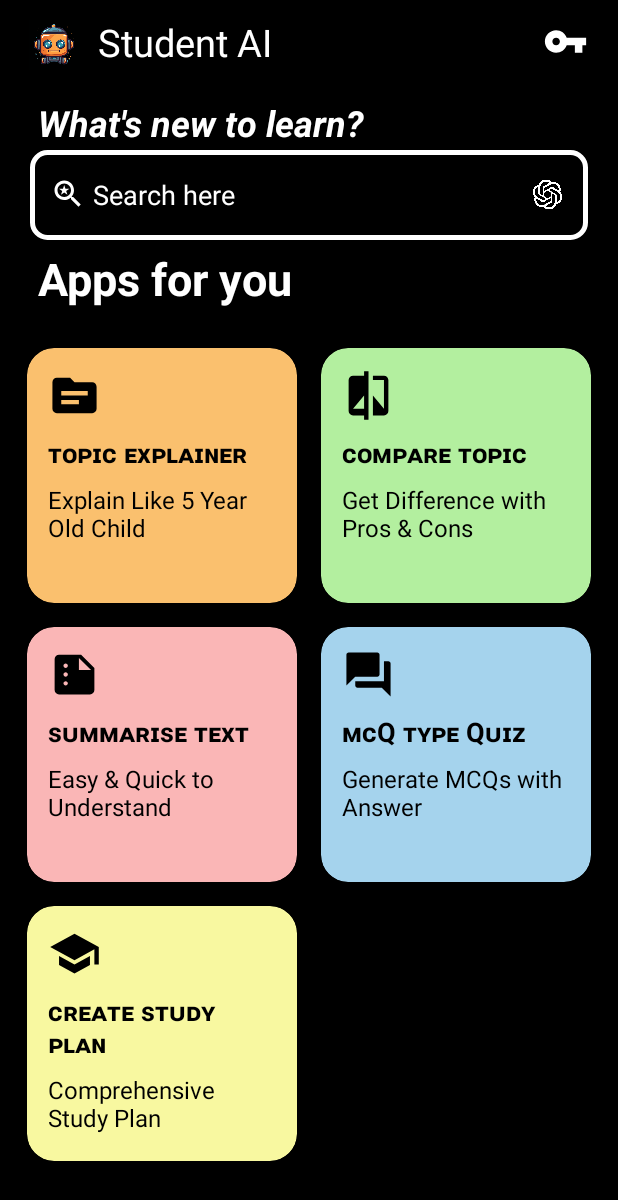
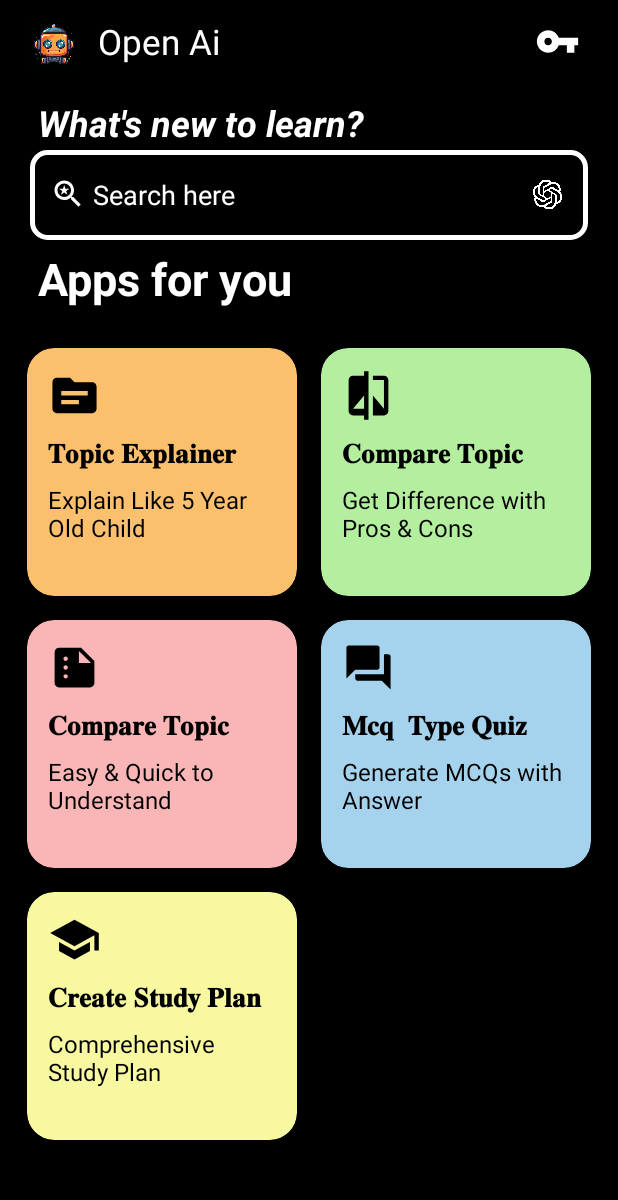
Before and after one commit to smit2124/OpenAi, an Android app: the screen it shows after launch (MainActivity), on a phone screen of 412 x 824 dp. Shown: the top 1200 px of the screen. Run offline under Robolectric (Android 15) with nearby library versions, the phone set to English and light mode, and no system bars.

Commit message:
minor bug fixes

```diff
--- a/app/src/main/java/com/example/openai/MainActivity.java
+++ b/app/src/main/java/com/example/openai/MainActivity.java
@@ -21,6 +21,7 @@
 import android.os.VibrationEffect;
 import android.os.Vibrator;
 import android.text.TextUtils;
+import android.view.ContextThemeWrapper;
 import android.view.LayoutInflater;
 import android.view.MotionEvent;
 import android.view.View;
@@ -33,6 +34,7 @@
 import android.widget.GridView;
 import android.widget.ImageView;
 import android.widget.Switch;
+import android.widget.TextView;
 
 import com.google.gson.Gson;
 import com.google.gson.reflect.TypeToken;
@@ -43,14 +45,13 @@
 public class MainActivity extends AppCompatActivity {
 
     EditText search1;
-    ImageView searchbtn, setting;
+    ImageView searchbtn, key, info;
     private Animation animation;
 
 
     private List<CardData> mCardDataList;
 
     private GridView mgridView;
-
 
 
     @Override
@@ -71,24 +72,21 @@
         animation = AnimationUtils.loadAnimation(this, R.anim.scale_animation);
 
 
-        setting = findViewById(R.id.setting);
+        key = findViewById(R.id.key);
+
 
         mCardDataList = new ArrayList<>();
-        mCardDataList.add(new CardData("topic-explainer", R.drawable.topic, "#FAC06e", "ᴛᴏᴘɪᴄ ᴇxᴘʟᴀɪɴᴇʀ", "Explain Like 5 Year Old Child"));
-        mCardDataList.add(new CardData("compare-topics", R.drawable.compare, "#B3EF9F", "ᴄᴏᴍᴘᴀʀᴇ ᴛᴏᴘɪᴄ", "Get Difference with Pros & Cons"));
-        mCardDataList.add(new CardData("summarise-text", R.drawable.summarize, "#FAB6B6", "ꜱᴜᴍᴍᴀʀɪꜱᴇ ᴛᴇxᴛ", "Easy & Quick to Understand"));
-        mCardDataList.add(new CardData("mcq-type-quiz", R.drawable.mcq, "#A5D3ED", "ᴍᴄQ ᴛʏᴘᴇ Qᴜɪᴢ", "Generate MCQs with Answer"));
-        mCardDataList.add(new CardData("comprehensive-study-plan", R.drawable.study, "#F8F8A0", "ᴄʀᴇᴀᴛᴇ ꜱᴛᴜᴅʏ ᴘʟᴀɴ", "Comprehensive Study Plan"));
+        mCardDataList.add(new CardData("topic-explainer", R.drawable.topic, "#FAC06e", "\uD835\uDC13\uD835\uDC28\uD835\uDC29\uD835\uDC22\uD835\uDC1C \uD835\uDC04\uD835\uDC31\uD835\uDC29\uD835\uDC25\uD835\uDC1A\uD835\uDC22\uD835\uDC27\uD835\uDC1E\uD835\uDC2B", "Explain Like 5 Year Old Child"));
+        mCardDataList.add(new CardData("compare-topics", R.drawable.compare, "#B3EF9F", "\uD835\uDC02\uD835\uDC28\uD835\uDC26\uD835\uDC29\uD835\uDC1A\uD835\uDC2B\uD835\uDC1E \uD835\uDC13\uD835\uDC28\uD835\uDC29\uD835\uDC22\uD835\uDC1C", "Get Difference with Pros & Cons"));
+        mCardDataList.add(new CardData("summarise-text", R.drawable.summarize, "#FAB6B6", "\uD835\uDC02\uD835\uDC28\uD835\uDC26\uD835\uDC29\uD835\uDC1A\uD835\uDC2B\uD835\uDC1E \uD835\uDC13\uD835\uDC28\uD835\uDC29\uD835\uDC22\uD835\uDC1C", "Easy & Quick to Understand"));
+        mCardDataList.add(new CardData("mcq-type-quiz", R.drawable.mcq, "#A5D3ED", "\uD835\uDC0C\uD835\uDC1C\uD835\uDC2A  \uD835\uDC13\uD835\uDC32\uD835\uDC29\uD835\uDC1E \uD835\uDC10\uD835\uDC2E\uD835\uDC22\uD835\uDC33", "Generate MCQs with Answer"));
+        mCardDataList.add(new CardData("comprehensive-study-plan", R.drawable.study, "#F8F8A0", "\uD835\uDC02\uD835\uDC2B\uD835\uDC1E\uD835\uDC1A\uD835\uDC2D\uD835\uDC1E \uD835\uDC12\uD835\uDC2D\uD835\uDC2E\uD835\uDC1D\uD835\uDC32 \uD835\uDC0F\uD835\uDC25\uD835\uDC1A\uD835\uDC27", "Comprehensive Study Plan"));
 
 
-
-
-        mgridView=findViewById(R.id.grid_view);
-        CardAdapter cardAdapter= new CardAdapter(this,mCardDataList);
+        mgridView = findViewById(R.id.grid_view);
+        CardAdapter cardAdapter = new CardAdapter(this, mCardDataList);
         mgridView.setNumColumns(2);
         mgridView.setAdapter(cardAdapter);
-
-
 
 
         searchbtn.setOnClickListener(new View.OnClickListener() {
@@ -96,7 +94,6 @@
             public void onClick(View v) {
 
                 searchbtn.startAnimation(animation);
-                //  animateRotation();
 
                 String text = search1.getText().toString().trim();
                 String usersearch = search1.getText().toString();
@@ -105,11 +102,12 @@
                     if (Build.VERSION.SDK_INT >= Build.VERSION_CODES.O) {
                         vibrator.vibrate(VibrationEffect.createOneShot(100, VibrationEffect.DEFAULT_AMPLITUDE));
 
-                if (search1.getText().toString().length()==0) {
+                        if (search1.getText().toString().length() == 0) {
                             search1.setError("kuch information to dede yar..");
 
 
                         } else {
+//                            new CallApi().callAPI(usersearch);
                             Intent i = new Intent(MainActivity.this, search.class);
 
                             i.putExtra("search", usersearch);
@@ -124,15 +122,13 @@
             }
         });
 
-       // searchbtn.setSoundEffectsEnabled(true);
 
-        setting.setOnClickListener(new View.OnClickListener() {
+        key.setOnClickListener(new View.OnClickListener() {
             @Override
             public void onClick(View v) {
                 alert();
             }
         });
-
 
     }
 
@@ -149,6 +145,8 @@
         EditText inputText = dialogView.findViewById(R.id.input_text);
 
         inputText.setText(global.getGlobalVariable());
+
+        inputText.getText().clear();
 
         builder.setPositiveButton("OK", new DialogInterface.OnClickListener() {
             @Override
@@ -168,14 +166,5 @@
         dialog.show();
 
 
-
     }
-//    private void animateRotation() {
-//        // Load the animation from XML
-//        AnimatorSet animatorSet = (AnimatorSet) AnimatorInflater.loadAnimator(this, R.animator.rotate_animation);
-//        animatorSet.setTarget(searchbtn);
-//        animatorSet.start();
-//    }
-//
-
 }
--- /dev/null
+++ b/app/src/main/res/drawable/info.xml
@@ -0,0 +1,5 @@
+<vector android:height="24dp" android:tint="#FFFFFF"
+    android:viewportHeight="24" android:viewportWidth="24"
+    android:width="24dp" xmlns:android="http://schemas.android.com/apk/res/android">
+    <path android:fillColor="@android:color/white" android:pathData="M12,2C6.48,2 2,6.48 2,12s4.48,10 10,10 10,-4.48 10,-10S17.52,2 12,2zM13,17h-2v-6h2v6zM13,9h-2L11,7h2v2z"/>
+</vector>
--- a/app/src/main/res/layout/activity_main.xml
+++ b/app/src/main/res/layout/activity_main.xml
@@ -8,10 +8,8 @@
     android:scrollbarAlwaysDrawVerticalTrack="true"
     tools:context=".MainActivity"
     android:background="@color/black"
+    android:id="@+id/rel"
     >
-
-
-
 
     <androidx.appcompat.widget.Toolbar
         android:layout_width="match_parent"
@@ -31,18 +29,22 @@
         <TextView
             android:layout_width="wrap_content"
             android:layout_height="wrap_content"
-            android:text="Student AI"
-            android:textSize="25dp"
+            android:text="Open Ai"
+            android:textSize="23dp"
             android:layout_marginStart="25dp"
             android:textColor="@color/white"/>
 
+
+
         <ImageView
-            android:id="@+id/setting"
+            android:id="@+id/key"
             android:layout_width="30dp"
             android:layout_height="30dp"
             android:src="@drawable/key"
             android:layout_gravity="end"
-            android:layout_marginEnd="20dp"/>
+            android:layout_marginEnd="25dp"/>
+
+
 
 
 
@@ -113,12 +115,23 @@
     </RelativeLayout>
 
 
-    <GridView
-        android:id="@+id/grid_view"
-        android:layout_width="match_parent"
-        android:layout_height="match_parent"
-        android:layout_margin="10dp"
-        android:layout_below="@+id/textView4"/>
+
+        <GridView
+            android:id="@+id/grid_view"
+            android:layout_width="match_parent"
+            android:layout_height="match_parent"
+            android:layout_below="@id/textView4"
+            android:layout_marginStart="10dp"
+            android:layout_marginTop="10dp"
+            android:layout_marginEnd="10dp"
+            android:layout_marginBottom="10dp" >
+
+
+        </GridView>
+
+
+
+
 
 
 
--- a/app/src/main/res/layout/activity_search.xml
+++ b/app/src/main/res/layout/activity_search.xml
@@ -59,7 +59,7 @@
             android:layout_height="wrap_content"
             android:layout_centerVertical="true"
             android:layout_toStartOf="@+id/sndbtn"
-            android:background="#A9000000"
+            android:background="#CD000000"
             android:drawableLeft="@drawable/search"
             android:hint=" Search here"
             android:maxLines="5"
@@ -75,8 +75,7 @@
             android:layout_centerVertical="true"
             android:layout_marginTop="4dp"
             android:layout_marginEnd="4dp"
-            android:padding="2dp"
-            android:src="@drawable/img" />
+            android:padding="2dp" android:src="@drawable/img" />
 
 
     </RelativeLayout>
--- a/app/src/main/res/layout/dialog_input.xml
+++ b/app/src/main/res/layout/dialog_input.xml
@@ -10,7 +10,7 @@
         android:layout_width="match_parent"
         android:layout_height="wrap_content"
         android:padding="20dp"
-        android:background="@drawable/search_view_border"
+        android:background="@drawable/dialod_border"
         android:hint="API KEY"
         android:inputType="text"/>
 
--- a/app/src/main/res/layout/grid_item.xml
+++ b/app/src/main/res/layout/grid_item.xml
@@ -7,7 +7,7 @@
     <androidx.cardview.widget.CardView
         android:id="@+id/card_view"
         android:layout_width="match_parent"
-        android:layout_height="170dp"
+        android:layout_height="165dp"
         android:layout_marginStart="8dp"
         android:layout_marginEnd="8dp"
         android:layout_marginTop="16dp"
--- a/app/src/main/res/layout/itemlayout.xml
+++ b/app/src/main/res/layout/itemlayout.xml
@@ -25,7 +25,6 @@
             android:fontFamily="@font/cinzel"
             android:textStyle="bold"
             android:textIsSelectable="true"
-            android:maxLines="4"
             android:textColorHint="@color/white"/>
 
     </LinearLayout>
@@ -49,7 +48,6 @@
             android:textSize="16dp"
             android:textStyle="bold"
             android:textIsSelectable="true"
-            android:maxLines="4"
             android:text="hello"
             />
 
--- /dev/null
+++ b/app/src/main/res/values/ids.xml
@@ -0,0 +1,4 @@
+<?xml version="1.0" encoding="utf-8"?>
+<resources>
+    <item name="creation" type="id" />
+</resources>
```
Also changed, not shown: app/src/main/java/com/example/openai/CallApi.java (added, +81 -0 lines), app/src/main/java/com/example/openai/JsonMatcher.java (deleted, +0 -11 lines), app/src/main/java/com/example/openai/MainActivity2.java (+7 -3 lines), app/src/main/java/com/example/openai/search.java (+52 -71 lines), app/src/main/res/drawable/dialod_border.xml (added, +9 -0 lines). Lines whose indentation alone changed are shown as unchanged.
